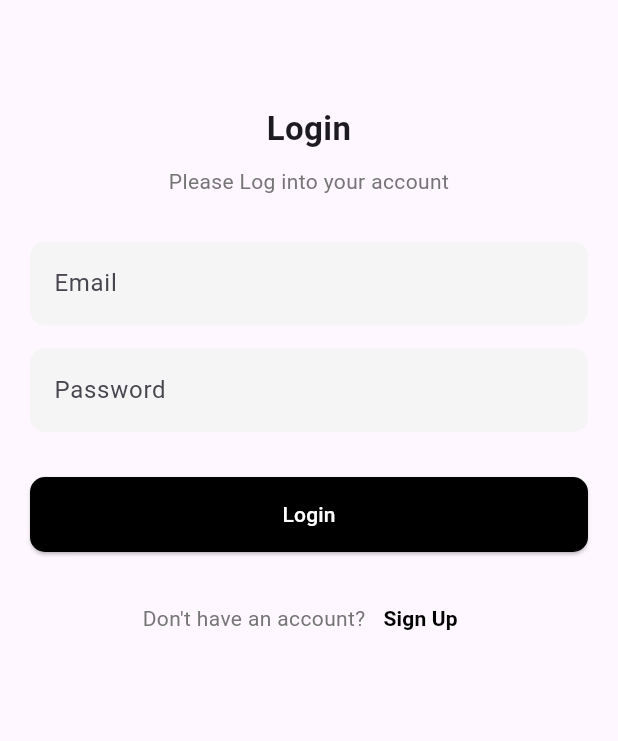
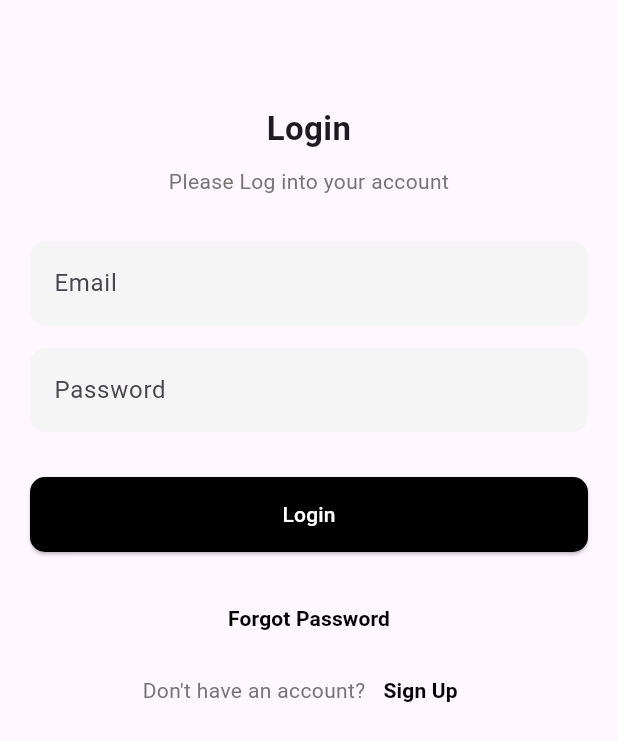
Before and after one commit to amujtaba527/chat_app, a Flutter app: the screen it shows after launch, on a phone screen of 412 x 824 dp. Shown: the top 741 px of the screen. Run offline on Flutter 3.47's test engine with Material 3 defaults, Android fonts, the phone set to English and light mode, and no system bars; our stand-ins replace firebase_auth, firebase_core; accounts and stored records are empty.

Commit message:
forgot password added

```diff
--- a/lib/login.dart
+++ b/lib/login.dart
@@ -63,7 +63,6 @@ class _LoginScreenState extends State<LoginScreen> {
                 ),
               ),
               const SizedBox(height: 10),
-
               Text(
                 'Please Log into your account',
                 textAlign: TextAlign.center,
@@ -73,7 +72,6 @@ class _LoginScreenState extends State<LoginScreen> {
                 ),
               ),
               const SizedBox(height: 30),
-
               TextFormField(
                 controller: _emailController,
                 keyboardType: TextInputType.emailAddress,
@@ -97,7 +95,6 @@ class _LoginScreenState extends State<LoginScreen> {
                 ),
               ),
               const SizedBox(height: 15),
-
               TextFormField(
                 controller: _passwordController,
                 obscureText: true,
@@ -121,7 +118,6 @@ class _LoginScreenState extends State<LoginScreen> {
                 ),
               ),
               const SizedBox(height: 30),
-
               if (_errorMessage != null)
                 Padding(
                   padding: const EdgeInsets.only(bottom: 16),
@@ -131,7 +127,6 @@ class _LoginScreenState extends State<LoginScreen> {
                     textAlign: TextAlign.center,
                   ),
                 ),
-
               ElevatedButton(
                 onPressed: _isLoading ? null : _login,
                 style: ElevatedButton.styleFrom(
@@ -143,7 +138,8 @@ class _LoginScreenState extends State<LoginScreen> {
                 ),
                 child: _isLoading
                     ? const CircularProgressIndicator(color: Colors.white)
-                    : const Text('Login',
+                    : const Text(
+                        'Login',
                         style: TextStyle(
                           fontSize: 14,
                           color: Colors.white,
@@ -151,22 +147,35 @@ class _LoginScreenState extends State<LoginScreen> {
                       ),
               ),
               const SizedBox(height: 20),
-
+              TextButton(
+                onPressed: () {
+                  Navigator.pushNamed(context, '/forgotpassword');
+                },
+                child: const Text(
+                  'Forgot Password',
+                  style: TextStyle(
+                    fontSize: 14,
+                    fontWeight: FontWeight.bold,
+                    color: Colors.black,
+                  ),
+                ),
+              ),
               Row(
                 mainAxisAlignment: MainAxisAlignment.center,
                 children: [
-                  Text("Don't have an account?",
+                  Text(
+                    "Don't have an account?",
                     style: TextStyle(
                       fontSize: 14,
                       color: Colors.grey[600],
                     ),
                   ),
-
                   TextButton(
                     onPressed: () {
                       Navigator.pushNamed(context, '/signup');
                     },
-                child: const Text('Sign Up',
+                    child: const Text(
+                      'Sign Up',
                       style: TextStyle(
                         fontSize: 14,
                         fontWeight: FontWeight.bold,
@@ -182,6 +191,7 @@ class _LoginScreenState extends State<LoginScreen> {
       ),
     );
   }
+
   @override
   void dispose() {
     _emailController.dispose();
--- a/lib/main.dart
+++ b/lib/main.dart
@@ -1,6 +1,7 @@
 import 'package:chat_app/chat_screen.dart';
 import 'package:chat_app/conversation.dart';
 import 'package:chat_app/firebase_options.dart';
+import 'package:chat_app/forgotpassword.dart';
 import 'package:chat_app/login.dart';
 import 'package:chat_app/profile.dart';
 import 'package:chat_app/signup.dart';
@@ -8,9 +9,11 @@ import 'package:chat_app/splash.dart';
 import 'package:firebase_core/firebase_core.dart';
 import 'package:flutter/material.dart';
 
-void main() async{
+void main() async {
   WidgetsFlutterBinding.ensureInitialized();
-  await Firebase.initializeApp(options: DefaultFirebaseOptions.currentPlatform,);
+  await Firebase.initializeApp(
+    options: DefaultFirebaseOptions.currentPlatform,
+  );
   runApp(const MyApp());
 }
 
@@ -23,11 +26,12 @@ class MyApp extends StatelessWidget {
       debugShowCheckedModeBanner: false,
       home: const SplashScreen(),
       routes: {
-        '/login': (context) => LoginScreen(),
-        '/signup': (context) => SignUpScreen(),
-        '/chatscreen': (context) => ChatsScreen(),
-        '/conversation': (context) => ConversationScreen(),
+        '/login': (context) => const LoginScreen(),
+        '/signup': (context) => const SignUpScreen(),
+        '/chatscreen': (context) => const ChatsScreen(),
+        '/conversation': (context) => const ConversationScreen(),
         '/profile': (context) => const ProfileScreen(),
+        '/forgotpassword': (context) => const ForgotPasswordScreen(),
       },
     );
   }
```
Also changed, not shown: lib/forgotpassword.dart (added, +86 -0 lines). Lines whose indentation alone changed are shown as unchanged.
